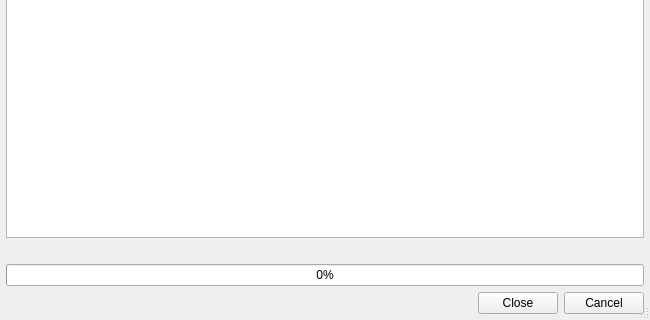
First picture: the form in Plugins/CheckerPlugins/CodeStyleChecker/CodeStyleCheckerDialog.ui, repository testmana2/test, before the edit; both pictures show x 0 to 650 and y 380 to 700 of the 650 by 700 pixel window.
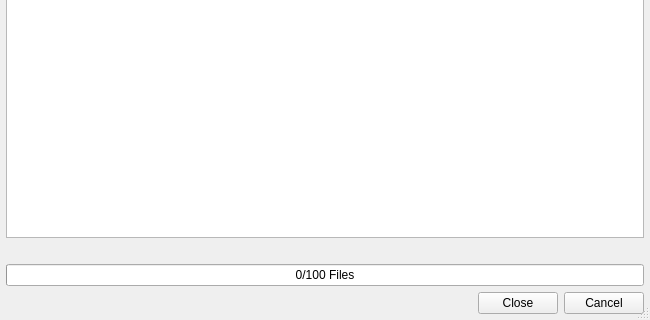
Second picture: the form after the edit. Custom widgets are drawn as their Qt base class.

The edit to the form file:
```diff
--- a/Plugins/CheckerPlugins/CodeStyleChecker/CodeStyleCheckerDialog.ui
+++ b/Plugins/CheckerPlugins/CodeStyleChecker/CodeStyleCheckerDialog.ui
@@ -438,6 +438,9 @@
      <property name="orientation">
       <enum>Qt::Horizontal</enum>
      </property>
+     <property name="format">
+      <string>%v/%m Files</string>
+     </property>
     </widget>
    </item>
    <item>
```
